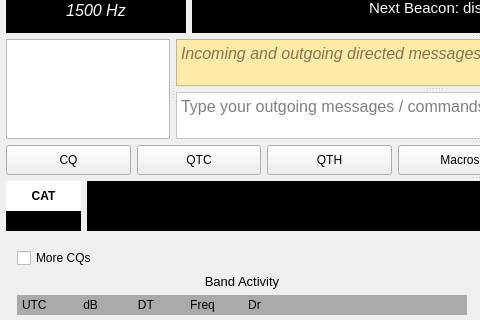
Above: mainwindow.ui from qcmiao1998/js8call before the change; both pictures show x 0 to 480 and y 117 to 437 of the 960 by 925 pixel window. Below: the same form after it.
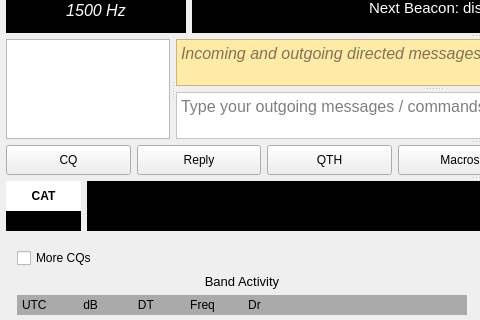
That is the form after the change. Custom widgets are drawn as their Qt base class.

Commit message: Added reply button back into the main window

```diff
--- a/mainwindow.ui
+++ b/mainwindow.ui
@@ -1317,7 +1317,7 @@
            <string>&lt;html&gt;&lt;head/&gt;&lt;body&gt;&lt;p&gt;Send your station message&lt;/p&gt;&lt;/body&gt;&lt;/html&gt;</string>
           </property>
           <property name="text">
-           <string>QTC</string>
+           <string>Reply</string>
           </property>
          </widget>
         </item>
```
Left out of the diff: 7 changed lines with no effect on the pictures. The commit also changes 2 other files.
